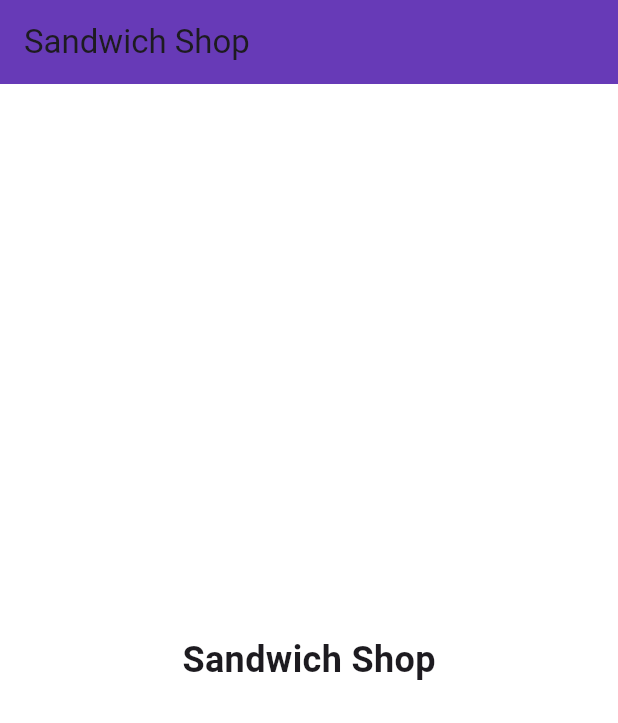
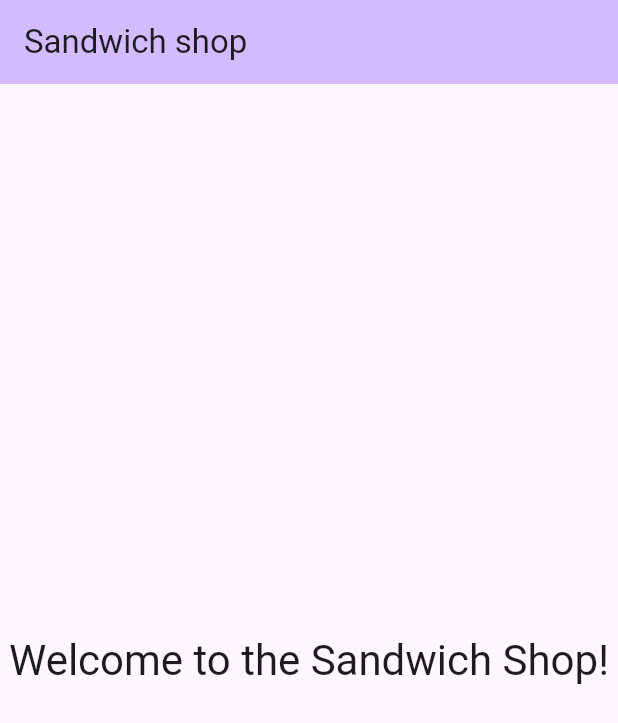
Before and after one commit to ririshar/sandwhich_shop, a Flutter app: the screen it shows after launch, on a phone screen of 412 x 824 dp. Shown: the top 723 px of the screen. Run offline on Flutter 3.47's test engine with Material 3 defaults, Android fonts, the phone set to English and light mode, and no system bars.

Commit message:
transfer from firebase to VSC

```diff
--- a/lib/main.dart
+++ b/lib/main.dart
@@ -11,32 +11,79 @@ class MyApp extends StatelessWidget {
   @override
   Widget build(BuildContext context) {
     return MaterialApp(
-      title: 'Sandwich Shop App', // Updated title
+      title: 'Sandwich Shop',
       theme: ThemeData(
         colorScheme: ColorScheme.fromSeed(seedColor: Colors.deepPurple),
+        useMaterial3: true,
       ),
-      home: const PlainWhiteScreen(), // Updated to a plain white screen
+      home: const MyHomePage(title: 'Sandwich shop'),
     );
   }
 }
 
-class PlainWhiteScreen extends StatelessWidget {
-  const PlainWhiteScreen({super.key});
+class MyHomePage extends StatefulWidget {
+  const MyHomePage({super.key, required this.title});
+
+  // This widget is the home page of your application. It is stateful, meaning
+  // that it has a State object (defined below) that contains fields that affect
+  // how it looks.
+
+  // This class is the configuration for the state. It holds the values (in this
+  // case the title) provided by the parent (in this case the App widget) and
+  // used by the build method of the State. Fields in a Widget subclass are
+  // always marked "final".
+
+  final String title;
 
   @override
+  State<MyHomePage> createState() => _MyHomePageState();
+}
+
+class _MyHomePageState extends State<MyHomePage> {
+  @override
   Widget build(BuildContext context) {
+    // This method is rerun every time setState is called, for instance as done
+    // by the _incrementCounter method above.
+    //
+    // The Flutter framework has been optimized to make rerunning build methods
+    // fast, so that you can just rebuild anything that needs updating rather
+    // than having to individually change instances of widgets.
     return Scaffold(
       appBar: AppBar(
-        title: const Text('Sandwich Shop'), // Label for the screen
-        backgroundColor: Colors.deepPurple,
+        // TRY THIS: Try changing the color here to a specific color (to
+        // Colors.amber, perhaps?) and trigger a hot reload to see the AppBar
+        // change color while the other colors stay the same.
+        backgroundColor: Theme.of(context).colorScheme.inversePrimary,
+        // Here we take the value from the MyHomePage object that was created by
+        // the App.build method, and use it to set our appbar title.
+        title: Text(widget.title),
       ),
-      body: const Center(
-        child: Text(
-          'Sandwich Shop',
-          style: TextStyle(fontSize: 24, fontWeight: FontWeight.bold),
+      body: Center(
+        // Center is a layout widget. It takes a single child and positions it
+        // in the middle of the parent.
+        child: Column(
+          // Column is also a layout widget. It takes a list of children and
+          // arranges them vertically. By default, it sizes itself to fit its
+          // children horizontally, and tries to be as tall as its parent.
+          //
+          // Column has various properties to control how it sizes itself and
+          // how it positions its children. Here we use mainAxisAlignment to
+          // center the children vertically; the main axis here is the vertical
+          // axis because Columns are vertical (the cross axis would be
+          // horizontal).
+          //
+          // TRY THIS: Invoke "debug painting" (choose the "Toggle Debug Paint"
+          // action in the IDE, or press "p" in the console), to see the
+          // wireframe for each widget.
+          mainAxisAlignment: MainAxisAlignment.center,
+          children: <Widget>[
+            Text(
+              'Welcome to the Sandwich Shop!',
+              style: Theme.of(context).textTheme.headlineMedium,
+            ),
+          ],
         ),
       ),
-      backgroundColor: Colors.white, // Plain white background
     );
   }
 }
```
Also changed, not shown: pubspec.yaml (+6 -74 lines), pubspec.lock.
